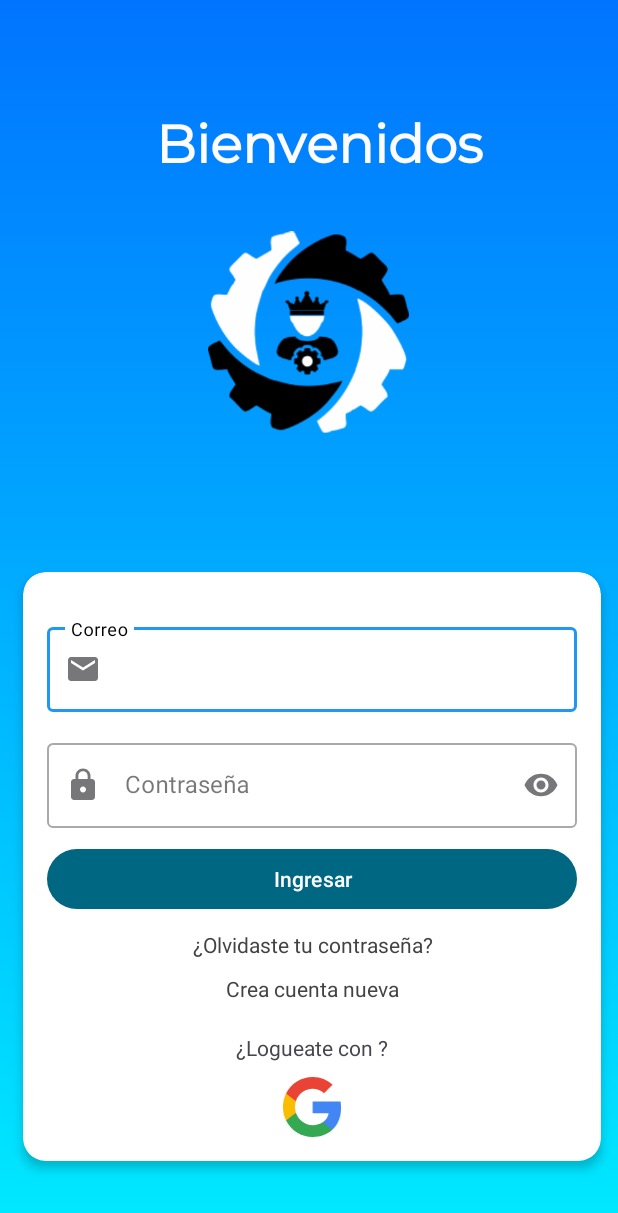
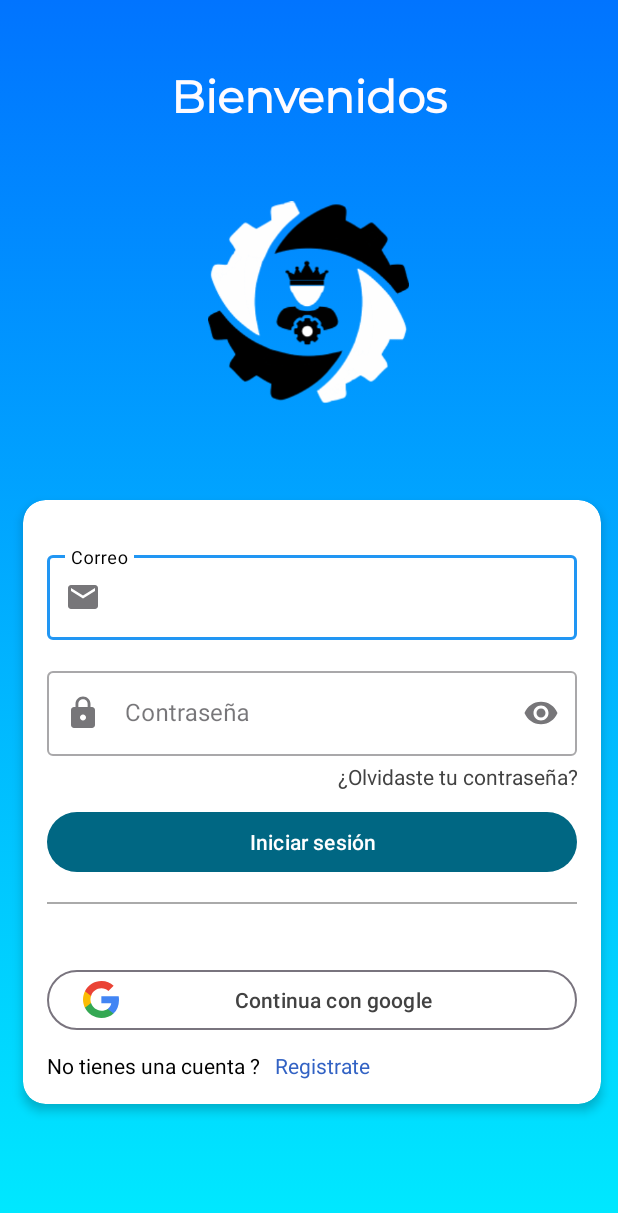
Before and after one commit to ArturoManuel/Weeking, an Android app: the screen it shows after launch (MainActivity), on a phone screen of 412 x 824 dp. Shown: the top 1213 px of the screen. Run offline under Robolectric (Android 15) with nearby library versions, the phone set to English and light mode, and no system bars.

Commit message:
Nuevo Inicio y registro con el desplegable

```diff
--- /dev/null
+++ b/app/src/main/res/drawable/buttondesing.xml
@@ -0,0 +1,17 @@
+<?xml version="1.0" encoding="utf-8"?>
+<layer-list xmlns:android="http://schemas.android.com/apk/res/android">
+    <item>
+        <shape android:shape="rectangle">
+            <solid android:color="@color/white" />
+        </shape>
+    </item>
+    <item android:left="2dp" android:right="2dp" android:top="2dp" android:bottom="2dp">
+        <shape android:shape="rectangle">
+            <solid android:color="@android:color/transparent" />
+            <stroke
+                android:width="2dp"
+            android:color="@color/black" />
+            <corners android:radius="8dp" />
+        </shape>
+    </item>
+</layer-list>
--- a/app/src/main/res/layout/activity_main.xml
+++ b/app/src/main/res/layout/activity_main.xml
@@ -12,147 +12,27 @@
         android:layout_width="220dp"
         android:layout_height="71dp"
         android:layout_marginStart="65dp"
-        android:layout_marginTop="64dp"
+        android:layout_marginTop="32dp"
         android:layout_marginEnd="65dp"
+        android:fontFamily="@font/montserrat"
         android:gravity="center"
-        android:fontFamily="@font/montserrat"
 
         android:text="Bienvenidos"
         android:textColor="@color/material_dynamic_neutral_variant99"
-        android:textSize="35sp"
+        android:textSize="30sp"
 
         android:textStyle="bold"
         app:layout_constraintEnd_toEndOf="parent"
-        app:layout_constraintHorizontal_bias="0.607"
+        app:layout_constraintHorizontal_bias="0.491"
         app:layout_constraintStart_toStartOf="parent"
         app:layout_constraintTop_toTopOf="parent" />
-
-    <!--    <androidx.cardview.widget.CardView-->
-    <!--        android:id="@+id/cartView"-->
-    <!--        android:layout_width="match_parent"-->
-    <!--        android:layout_height="wrap_content"-->
-    <!--        android:layout_marginStart="40dp"-->
-    <!--        android:layout_marginTop="224dp"-->
-    <!--        android:layout_marginEnd="40dp"-->
-    <!--        app:cardCornerRadius="10dp"-->
-    <!--        app:layout_constraintEnd_toEndOf="parent"-->
-    <!--        app:layout_constraintHorizontal_bias="0.0"-->
-    <!--        app:layout_constraintStart_toStartOf="parent"-->
-    <!--        app:layout_constraintTop_toTopOf="parent">-->
-
-    <!--        >-->
-
-
-    <!--    </androidx.cardview.widget.CardView>-->
-
-    <!--    <com.google.android.material.textfield.TextInputLayout-->
-    <!--        android:id="@+id/loguin_correo"-->
-    <!--        style="@style/Widget.MaterialComponents.TextInputLayout.OutlinedBox"-->
-    <!--        android:layout_width="match_parent"-->
-    <!--        android:layout_height="wrap_content"-->
-    <!--        android:layout_marginStart="40dp"-->
-    <!--        android:layout_marginTop="200dp"-->
-    <!--        android:layout_marginEnd="40dp"-->
-    <!--        android:hint="Correo"-->
-    <!--        app:boxStrokeColor="#2196F3"-->
-    <!--        app:helperTextTextColor="@color/colorWhite"-->
-    <!--        app:hintTextColor="@color/colorWhite"-->
-    <!--        app:layout_constraintEnd_toEndOf="parent"-->
-    <!--        app:layout_constraintStart_toStartOf="parent"-->
-    <!--        app:layout_constraintTop_toBottomOf="@+id/bienvenidos"-->
-    <!--        app:startIconDrawable="@drawable/baseline_email_24">-->
-
-    <!--        <com.google.android.material.textfield.TextInputEditText-->
-    <!--            android:id="@+id/correo"-->
-    <!--            android:layout_width="match_parent"-->
-    <!--            android:layout_height="wrap_content"-->
-    <!--            android:layout_weight="1"-->
-    <!--            android:maxLength="21"-->
-    <!--            android:textColor="@color/colorWhite"-->
-    <!--            android:textColorHighlight="@color/md_theme_dark_errorContainer"-->
-    <!--            android:textColorHint="@color/md_theme_dark_error" />-->
-
-    <!--    </com.google.android.material.textfield.TextInputLayout>-->
-
-    <!--    <com.google.android.material.textfield.TextInputLayout-->
-    <!--        android:id="@+id/loguin_password"-->
-    <!--        style="@style/Widget.MaterialComponents.TextInputLayout.OutlinedBox"-->
-    <!--        android:layout_width="match_parent"-->
-    <!--        android:layout_height="wrap_content"-->
-    <!--        android:layout_marginStart="40dp"-->
-    <!--        android:layout_marginTop="10dp"-->
-    <!--        android:layout_marginEnd="40dp"-->
-    <!--        android:hint="Contraseña"-->
-    <!--        app:endIconMode="password_toggle"-->
-    <!--        app:helperTextTextColor="@color/cardview_dark_background"-->
-    <!--        app:layout_constraintEnd_toEndOf="parent"-->
-    <!--        app:layout_constraintHorizontal_bias="0.0"-->
-    <!--        app:layout_constraintStart_toStartOf="parent"-->
-    <!--        app:layout_constraintTop_toBottomOf="@+id/loguin_correo"-->
-    <!--        app:startIconDrawable="@drawable/baseline_lock_24">-->
-
-    <!--        <com.google.android.material.textfield.TextInputEditText-->
-    <!--            android:id="@+id/password"-->
-    <!--            android:layout_width="match_parent"-->
-    <!--            android:layout_height="wrap_content"-->
-    <!--            android:layout_weight="1"-->
-    <!--            android:inputType="textPassword"-->
-    <!--            android:maxLength="21" />-->
-
-    <!--    </com.google.android.material.textfield.TextInputLayout>-->
-
-    <!--    <Button-->
-    <!--        android:id="@+id/button"-->
-    <!--        android:layout_width="match_parent"-->
-    <!--        android:layout_height="wrap_content"-->
-    <!--        android:layout_marginStart="50dp"-->
-    <!--        android:layout_marginTop="20dp"-->
-    <!--        android:layout_marginEnd="50dp"-->
-    <!--        android:text="Ingresar"-->
-    <!--        app:layout_constraintBottom_toBottomOf="parent"-->
-    <!--        app:layout_constraintEnd_toEndOf="parent"-->
-    <!--        app:layout_constraintHorizontal_bias="1.0"-->
-    <!--        app:layout_constraintStart_toStartOf="parent"-->
-    <!--        app:layout_constraintTop_toBottomOf="@+id/loguin_password"-->
-    <!--        app:layout_constraintVertical_bias="0.111" />-->
-
-    <!--    <TextView-->
-    <!--        android:id="@+id/recuperarContraseña"-->
-    <!--        android:layout_width="211dp"-->
-    <!--        android:layout_height="22dp"-->
-    <!--        android:layout_marginStart="50dp"-->
-    <!--        android:layout_marginTop="20dp"-->
-    <!--        android:layout_marginEnd="50dp"-->
-    <!--        android:text="¿Olvidaste tu contraseña?"-->
-    <!--        android:textColor="@color/colorWhite"-->
-    <!--        app:layout_constraintEnd_toEndOf="parent"-->
-    <!--        app:layout_constraintHorizontal_bias="0.72"-->
-    <!--        app:layout_constraintStart_toStartOf="parent"-->
-    <!--        app:layout_constraintTop_toBottomOf="@+id/button" />-->
-
-    <!--    <TextView-->
-    <!--        android:id="@+id/registrate"-->
-    <!--        android:layout_width="wrap_content"-->
-    <!--        android:layout_height="wrap_content"-->
-    <!--        android:layout_marginStart="80dp"-->
-    <!--        android:layout_marginEnd="80dp"-->
-    <!--        android:layout_marginBottom="110dp"-->
-
-    <!--        android:text="Crea cuenta nueva"-->
-    <!--        android:textColor="@color/colorWhite"-->
-
-
-    <!--        app:layout_constraintBottom_toBottomOf="parent"-->
-    <!--        app:layout_constraintEnd_toEndOf="parent"-->
-    <!--        app:layout_constraintHorizontal_bias="0.497"-->
-    <!--        app:layout_constraintStart_toStartOf="parent" />-->
 
     <ImageView
         android:id="@+id/imageView"
         android:layout_width="134dp"
         android:layout_height="179dp"
         android:layout_marginStart="90dp"
-        android:layout_marginTop="132dp"
+        android:layout_marginTop="112dp"
         android:layout_marginEnd="90dp"
 
         app:layout_constraintEnd_toEndOf="parent"
@@ -172,8 +52,10 @@
         app:cardElevation="4dp"
         app:layout_constraintBottom_toBottomOf="parent"
         app:layout_constraintEnd_toEndOf="parent"
+        app:layout_constraintHorizontal_bias="0.0"
         app:layout_constraintStart_toStartOf="parent"
-        app:layout_constraintTop_toBottomOf="@+id/imageView">
+        app:layout_constraintTop_toBottomOf="@+id/imageView"
+        app:layout_constraintVertical_bias="0.2">
 
         <LinearLayout
             android:layout_width="match_parent"
@@ -228,51 +110,65 @@
                     android:maxLength="21" />
             </com.google.android.material.textfield.TextInputLayout>
 
+            <TextView
+                android:id="@+id/recuperarContraseña"
+                android:layout_width="match_parent"
+                android:layout_height="match_parent"
+                android:layout_marginTop="4dp"
+                android:gravity="right|center"
+                android:text="¿Olvidaste tu contraseña?"
+                android:textColor="@color/cardview_dark_background" />
+
             <Button
                 android:id="@+id/button"
                 android:layout_width="match_parent"
                 android:layout_height="wrap_content"
                 android:layout_marginTop="10dp"
-                android:text="Ingresar" />
+                android:text="Iniciar sesión" />
 
-            <TextView
-                android:id="@+id/recuperarContraseña"
+            <View
+                android:id="@+id/divider"
                 android:layout_width="match_parent"
-                android:layout_height="match_parent"
+                android:layout_height="1dp"
+                android:layout_marginTop="16dp"
+                android:layout_marginBottom="30dp"
+                android:background="@android:color/darker_gray" />
+
+            <Button
+                android:id="@+id/google"
+                android:layout_width="match_parent"
+                android:layout_height="wrap_content"
                 android:layout_marginTop="10dp"
-                android:gravity="center"
-                android:text="¿Olvidaste tu contraseña?"
-                android:textColor="@color/cardview_dark_background" />
-
-            <TextView
-                android:id="@+id/registrate"
-                android:layout_width="match_parent"
-                android:layout_height="match_parent"
-                android:layout_marginTop="10dp"
-                android:gravity="center"
-                android:text="Crea cuenta nueva"
-                android:textColor="@color/cardview_dark_background" />
-
-            <TextView
-                android:layout_width="match_parent"
-                android:layout_height="match_parent"
-                android:layout_marginTop="20dp"
-                android:gravity="center"
-                android:text="¿Logueate con ?"
-
+                app:backgroundTint="@color/white"
+                android:textColor="@color/cardview_dark_background"
+                android:drawableLeft="@drawable/ic_google"
+                android:text="Continua con google"
+                style="@style/Widget.Material3.Button.OutlinedButton"
                 />
 
             <LinearLayout
                 android:layout_width="wrap_content"
                 android:layout_height="match_parent"
-                android:layout_gravity="center"
-                android:layout_marginTop="10dp"
-                android:orientation="horizontal">
+                android:orientation="horizontal"
 
-                <ImageView
-                    android:layout_width="40dp"
-                    android:layout_height="40dp"
-                    app:srcCompat="@drawable/ic_google" />
+                >
+                <TextView
+
+                    android:layout_width="match_parent"
+                    android:layout_height="wrap_content"
+                    android:layout_marginTop="10dp"
+                    android:gravity="center"
+                    android:text="No tienes una cuenta ?   "
+                    android:textColor="@color/black" />
+
+                <TextView
+                    android:id="@+id/registrate"
+                    android:layout_width="match_parent"
+                    android:layout_height="wrap_content"
+                    android:layout_marginTop="10dp"
+                    android:gravity="center"
+                    android:text="Registrate"
+                    android:textColor="@color/colorPrimaryDark" />
             </LinearLayout>
 
 
--- a/app/src/main/res/values/colors.xml
+++ b/app/src/main/res/values/colors.xml
@@ -3,7 +3,7 @@
     <color name="black">#FF000000</color>
     <color name="white">#FFFFFFFF</color>
 
-
+    <color name="colorBotonNuevo">#FF5722</color>
     <color name="seed">#6750A4</color>
     <color name="md_theme_light_primary">#6750A4</color>
     <color name="md_theme_light_onPrimary">#FFFFFF</color>
--- a/app/src/main/res/values/themes.xml
+++ b/app/src/main/res/values/themes.xml
@@ -11,7 +11,12 @@
         <item name="colorPrimaryContainer">#bce9ff</item>
         <item name="colorOnPrimaryContainer">#001f2a</item>
         <item name="colorPrimaryInverse">@color/md_theme_light_inversePrimary</item>
+
+
+
     </style>
+
+
 
     <style name="Theme.Weeking" parent="Base.Theme.Weeking" />
 </resources>
```
